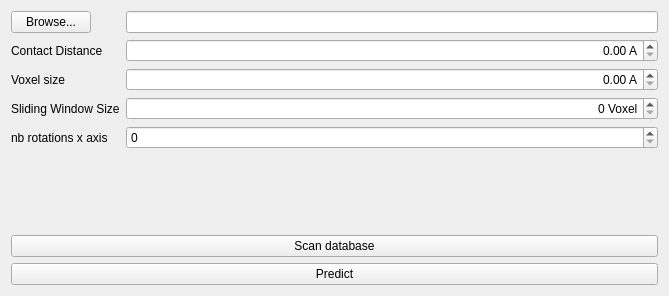
First picture: the form in Elements/ProteinScanner/form/SEProteinScannerAppGUI.ui, repository MathieuRita/INF473-x16, before the edit.
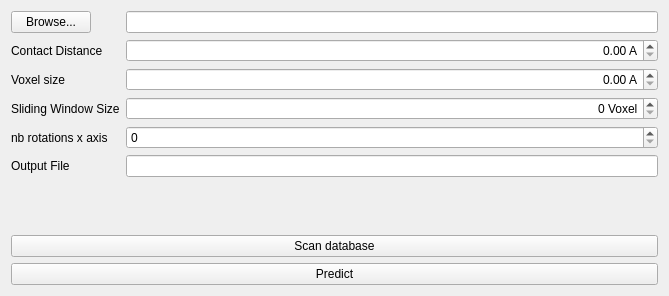
Second picture: the form after the edit.

The edit to the form file:
```diff
--- a/Elements/ProteinScanner/form/SEProteinScannerAppGUI.ui
+++ b/Elements/ProteinScanner/form/SEProteinScannerAppGUI.ui
@@ -93,6 +93,16 @@
      <item row="4" column="1">
       <widget class="QSpinBox" name="spinBoxRotate"/>
      </item>
+     <item row="6" column="1">
+      <widget class="QLineEdit" name="lineEditOutputFile"/>
+     </item>
+     <item row="6" column="0">
+      <widget class="QLabel" name="label_5">
+       <property name="text">
+        <string>Output File </string>
+       </property>
+      </widget>
+     </item>
     </layout>
    </item>
    <item>
```
Left out of the diff: 4 changed lines with no effect on the pictures.
